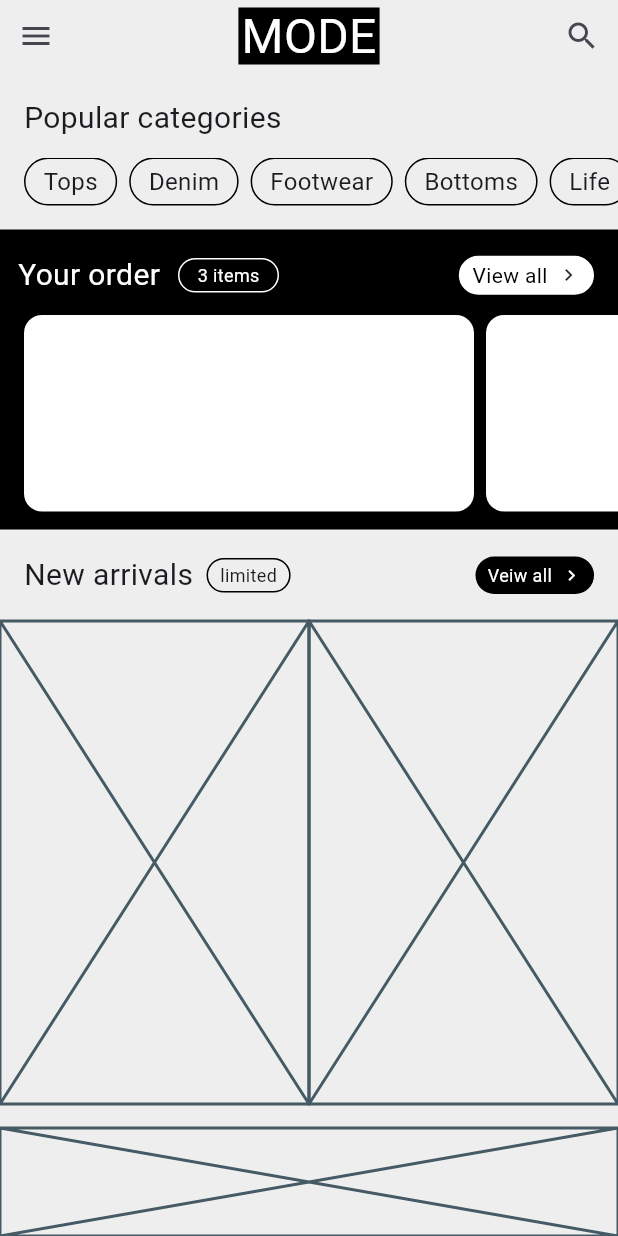
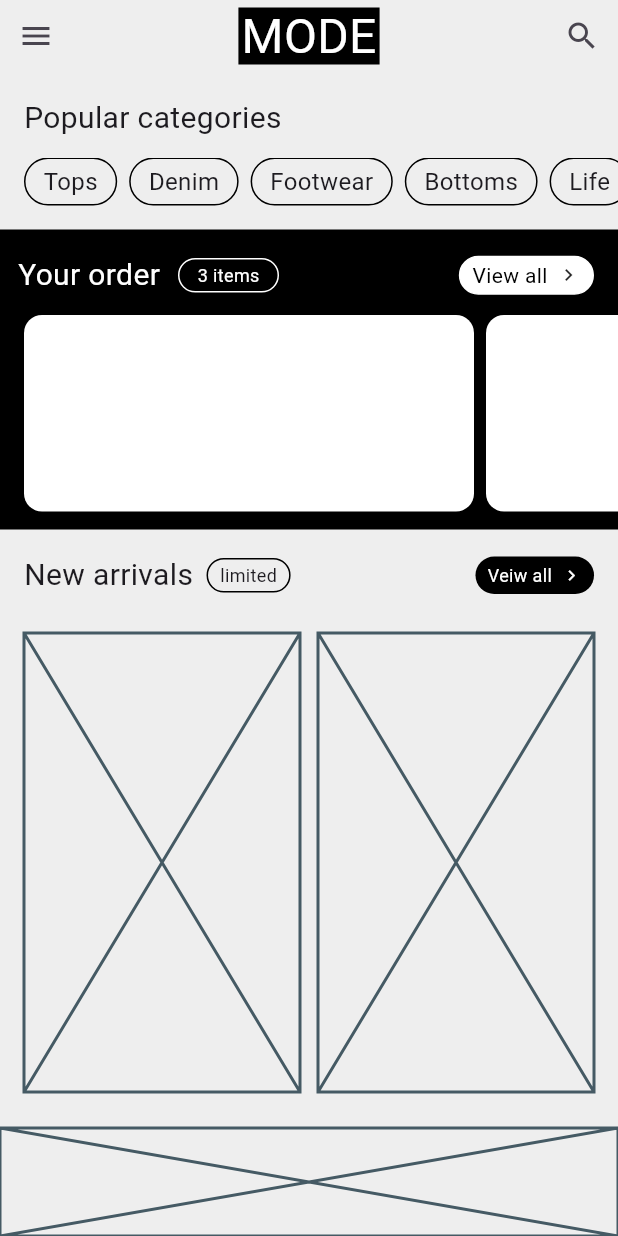
Before and after one commit to JAICHANGPARK/flutter_notebook_chapter_49, a Flutter app: the ECommerceHomePage screen opened directly, on a phone screen of 412 x 824 dp. Run offline on Flutter 3.47's test engine with Material 3 defaults, Android fonts, the phone set to English and light mode, and no system bars; our stand-ins replace google_fonts; Roboto replaces fonts that are missing (Akshar).

Commit message:
Update e_commerce_home_page.dart

```diff
--- a/lib/ep2451_e_commerce_app/ui/e_commerce_home_page.dart
+++ b/lib/ep2451_e_commerce_app/ui/e_commerce_home_page.dart
@@ -199,11 +199,15 @@ class _ECommerceHomePageState extends State<ECommerceHomePage> {
               ),
             ),
             Expanded(
-              child: Row(
-                children: [
-                  Expanded(child: Placeholder()),
-                  Expanded(child: Placeholder()),
-                ],
+              child: Padding(
+                padding: const EdgeInsets.symmetric(horizontal: 16, vertical: 8),
+                child: Row(
+                  spacing: 12,
+                  children: [
+                    Expanded(child: Placeholder()),
+                    Expanded(child: Placeholder()),
+                  ],
+                ),
               ),
             ),
             Container(height: 72, child: Placeholder()),
```
